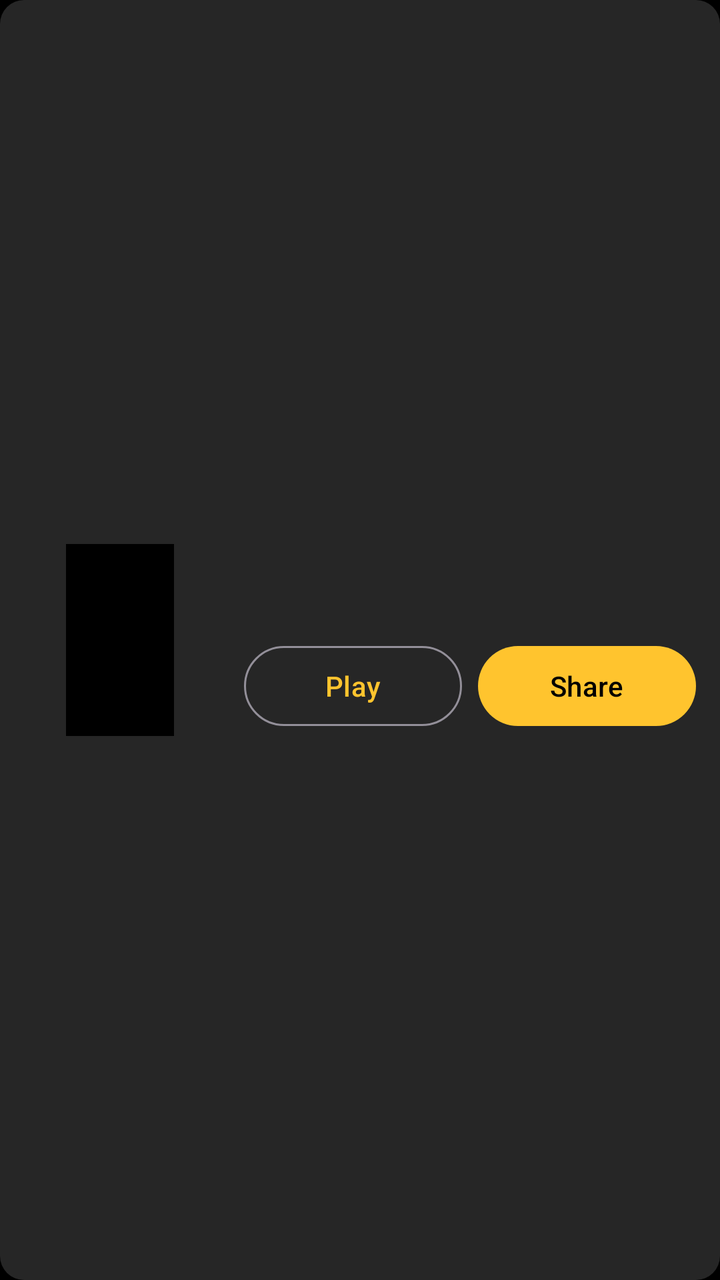
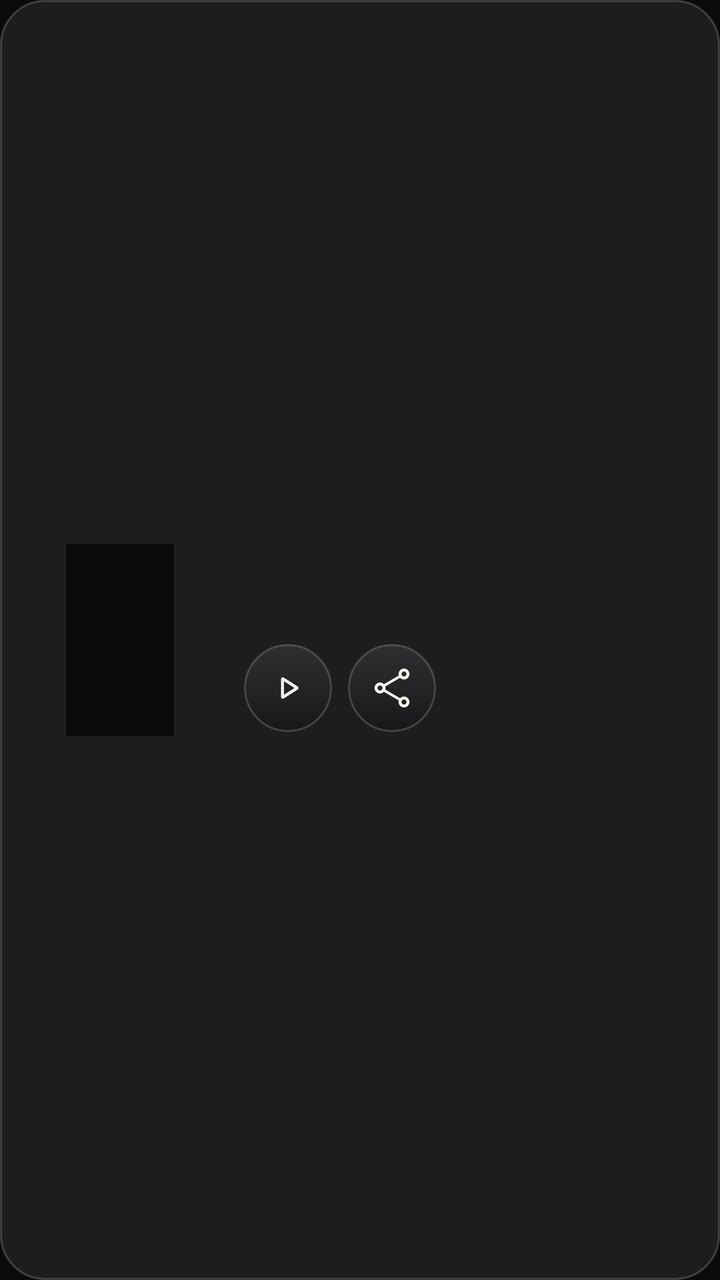

Screens rendered from an Android XML layout before and after an edit, with the pre-edit source and the edit as a unified diff.
<!-- AndroidManifest.xml: application theme Theme.DualFrame -->
<!-- res/layout/item_result.xml -->
<?xml version="1.0" encoding="utf-8"?>
<LinearLayout xmlns:android="http://schemas.android.com/apk/res/android"
    android:layout_width="match_parent"
    android:layout_height="wrap_content"
    android:layout_marginTop="10dp"
    android:background="@drawable/bg_card"
    android:gravity="center_vertical"
    android:orientation="horizontal"
    android:padding="12dp">

    <FrameLayout
        android:layout_width="96dp"
        android:layout_height="96dp">

        <ImageView
            android:id="@+id/thumb"
            android:layout_width="54dp"
            android:layout_height="96dp"
            android:layout_gravity="center"
            android:background="#000000"
            android:contentDescription="@string/play"
            android:scaleType="centerCrop" />
    </FrameLayout>

    <LinearLayout
        android:layout_width="0dp"
        android:layout_height="wrap_content"
        android:layout_marginStart="14dp"
        android:layout_weight="1"
        android:orientation="vertical">

        <TextView
            android:id="@+id/title"
            android:layout_width="wrap_content"
            android:layout_height="wrap_content"
            android:textColor="@android:color/white"
            android:textSize="17sp"
            android:textStyle="bold" />

        <TextView
            android:id="@+id/subtitle"
            android:layout_width="wrap_content"
            android:layout_height="wrap_content"
            android:textColor="#B3FFFFFF"
            android:textSize="13sp" />

        <LinearLayout
            android:layout_width="match_parent"
            android:layout_height="wrap_content"
            android:layout_marginTop="6dp"
            android:orientation="horizontal">

            <com.google.android.material.button.MaterialButton
                android:id="@+id/play"
                style="@style/Widget.Material3.Button.OutlinedButton"
                android:layout_width="0dp"
                android:layout_height="wrap_content"
                android:layout_weight="1"
                android:text="@string/play" />

            <com.google.android.material.button.MaterialButton
                android:id="@+id/share"
                android:layout_width="0dp"
                android:layout_height="wrap_content"
                android:layout_marginStart="8dp"
                android:layout_weight="1"
                android:text="@string/share" />
        </LinearLayout>
    </LinearLayout>
</LinearLayout>
<!-- resources referenced by this layout -->
<resources>
  <!-- drawable bg_card (drawable) -->
  <?xml version="1.0" encoding="utf-8"?>
  <shape xmlns:android="http://schemas.android.com/apk/res/android" android:shape="rectangle">
      <corners android:radius="12dp" />
      <solid android:color="#26FFFFFF" />
  </shape>
  <style name="Theme.DualFrame" parent="Theme.Material3.Dark.NoActionBar">
          <item name="colorPrimary">@color/accent</item>
          <item name="colorOnPrimary">@android:color/black</item>
          <item name="android:windowBackground">@android:color/black</item>
          <item name="android:statusBarColor">@android:color/transparent</item>
          <item name="android:navigationBarColor">@android:color/transparent</item>
      </style>
  <color name="accent">#FFC42E</color>
  <!-- unchanged entries left out for length: 2 -->
</resources>

<!-- the commit's change to res/layout/item_result.xml (unified diff, before → after) -->
@@ -3,7 +3,7 @@
     android:layout_width="match_parent"
     android:layout_height="wrap_content"
     android:layout_marginTop="10dp"
-    android:background="@drawable/bg_card"
+    android:background="@drawable/bg_glass_card"
     android:gravity="center_vertical"
     android:orientation="horizontal"
     android:padding="12dp">
@@ -17,7 +17,7 @@
             android:layout_width="54dp"
             android:layout_height="96dp"
             android:layout_gravity="center"
-            android:background="#000000"
+            android:background="@color/ink"
             android:contentDescription="@string/play"
             android:scaleType="centerCrop" />
     </FrameLayout>
@@ -31,40 +31,40 @@
 
         <TextView
             android:id="@+id/title"
+            style="@style/DF.Text.Body"
             android:layout_width="wrap_content"
             android:layout_height="wrap_content"
-            android:textColor="@android:color/white"
-            android:textSize="17sp"
-            android:textStyle="bold" />
+            android:fontFamily="sans-serif-medium"
+            android:textSize="17sp" />
 
         <TextView
             android:id="@+id/subtitle"
+            style="@style/DF.Text.Caption"
+            android:layout_width="wrap_content"
+            android:layout_height="wrap_content" />
+
+        <LinearLayout
             android:layout_width="wrap_content"
             android:layout_height="wrap_content"
-            android:textColor="#B3FFFFFF"
-            android:textSize="13sp" />
-
-        <LinearLayout
-            android:layout_width="match_parent"
-            android:layout_height="wrap_content"
-            android:layout_marginTop="6dp"
+            android:layout_marginTop="8dp"
             android:orientation="horizontal">
 
-            <com.google.android.material.button.MaterialButton
+            <ImageButton
                 android:id="@+id/play"
-                style="@style/Widget.Material3.Button.OutlinedButton"
-                android:layout_width="0dp"
-                android:layout_height="wrap_content"
-                android:layout_weight="1"
-                android:text="@string/play" />
+                style="@style/DF.IconButton"
+                android:layout_width="44dp"
+                android:layout_height="44dp"
+                android:contentDescription="@string/play"
+                android:src="@drawable/ic_play_arrow" />
 
-            <com.google.android.material.button.MaterialButton
+            <ImageButton
                 android:id="@+id/share"
-                android:layout_width="0dp"
-                android:layout_height="wrap_content"
+                style="@style/DF.IconButton"
+                android:layout_width="44dp"
+                android:layout_height="44dp"
                 android:layout_marginStart="8dp"
-                android:layout_weight="1"
-                android:text="@string/share" />
+                android:contentDescription="@string/share"
+                android:src="@drawable/ic_share" />
         </LinearLayout>
     </LinearLayout>
 </LinearLayout>
<!-- resource entries referenced after the edit -->
@@ -1,19 +1,130 @@
 <!-- resources referenced by this layout -->
 <resources>
-  <!-- drawable bg_card (drawable) -->
+  <color name="ink">#0A0A0C</color>
+  <!-- drawable bg_glass_card (drawable) -->
   <?xml version="1.0" encoding="utf-8"?>
-  <shape xmlns:android="http://schemas.android.com/apk/res/android" android:shape="rectangle">
-      <corners android:radius="12dp" />
-      <solid android:color="#26FFFFFF" />
-  </shape>
+  <layer-list xmlns:android="http://schemas.android.com/apk/res/android">
+      <item>
+          <shape android:shape="rectangle">
+              <corners android:radius="22dp" />
+              <solid android:color="#14FFFFFF" />
+              <stroke android:width="1dp" android:color="@color/glass_edge" />
+          </shape>
+      </item>
+  </layer-list>
+  <!-- drawable ic_play_arrow (drawable) -->
+  <?xml version="1.0" encoding="utf-8"?>
+  <vector xmlns:android="http://schemas.android.com/apk/res/android"
+      android:width="24dp"
+      android:height="24dp"
+      android:viewportWidth="960"
+      android:viewportHeight="960">
+      <group android:translateX="-0" android:translateY="960">
+          <path android:fillColor="@android:color/white" android:pathData="M340-302.23v-355.54q0-15.84 10.85-26 10.84-10.15 25.31-10.15 4.61 0 9.53 1.31 4.93 1.3 9.54 3.92l279.84 178.15q8.24 5.62 12.35 13.46 4.12 7.85 4.12 17.08 0 9.23-4.12 17.08-4.11 7.84-12.35 13.46L395.23-271.31q-4.61 2.62-9.54 3.92-4.92 1.31-9.53 1.31-14.47 0-25.31-10.15-10.85-10.16-10.85-26ZM400-480Zm0 134 210.77-134L400-614v268Z" />
+      </group>
+  </vector>
+  <!-- drawable ic_share (drawable) -->
+  <?xml version="1.0" encoding="utf-8"?>
+  <vector xmlns:android="http://schemas.android.com/apk/res/android"
+      android:width="24dp"
+      android:height="24dp"
+      android:viewportWidth="960"
+      android:viewportHeight="960">
+      <group android:translateX="-0" android:translateY="960">
+          <path android:fillColor="@android:color/white" android:pathData="M720.05-90q-45.82 0-77.93-32.08Q610-154.17 610-200q0-7.49 1.19-15.51 1.2-8.03 3.58-14.8L318.92-403.54q-15.84 15.77-36.07 24.65Q262.62-370 240-370q-45.83 0-77.92-32.07Q130-434.14 130-479.95q0-45.82 32.08-77.93Q194.17-590 240-590q22.62 0 42.85 8.89 20.23 8.88 36.07 24.65l295.85-173.23q-2.38-6.77-3.58-14.8Q610-752.51 610-760q0-45.83 32.07-77.92Q674.14-870 719.95-870q45.82 0 77.93 32.07Q830-805.86 830-760.05q0 45.82-32.08 77.93Q765.83-650 720-650q-22.62 0-42.85-8.89-20.23-8.88-36.07-24.65L345.23-510.31q2.38 6.77 3.58 14.77 1.19 8 1.19 15.46 0 7.46-1.19 15.54-1.2 8.08-3.58 14.85l295.85 173.23q15.84-15.77 36.07-24.65Q697.38-310 720-310q45.83 0 77.92 32.07Q830-245.86 830-200.05q0 45.82-32.07 77.93Q765.86-90 720.05-90ZM720-710q20.85 0 35.42-14.58Q770-739.15 770-760t-14.58-35.42Q740.85-810 720-810t-35.42 14.58Q670-780.85 670-760t14.58 35.42Q699.15-710 720-710ZM240-430q20.85 0 35.42-14.58Q290-459.15 290-480t-14.58-35.42Q260.85-530 240-530t-35.42 14.58Q190-500.85 190-480t14.58 35.42Q219.15-430 240-430Zm480 280q20.85 0 35.42-14.58Q770-179.15 770-200t-14.58-35.42Q740.85-250 720-250t-35.42 14.58Q670-220.85 670-200t14.58 35.42Q699.15-150 720-150Zm0-610ZM240-480Zm480 280Z" />
+      </group>
+  </vector>
+  <style name="DF.IconButton" parent="">
+          <item name="android:layout_width">48dp</item>
+          <item name="android:layout_height">48dp</item>
+          <item name="android:background">@drawable/bg_glass_circle</item>
+          <item name="android:scaleType">center</item>
+          <item name="android:tint">@color/text_primary</item>
+      </style>
+  <style name="DF.Text.Body" parent="">
+          <item name="android:fontFamily">sans-serif</item>
+          <item name="android:textSize">15sp</item>
+          <item name="android:textColor">@color/text_primary</item>
+      </style>
+  <style name="DF.Text.Caption" parent="">
+          <item name="android:fontFamily">sans-serif</item>
+          <item name="android:textSize">13sp</item>
+          <item name="android:textColor">@color/text_secondary</item>
+      </style>
   <style name="Theme.DualFrame" parent="Theme.Material3.Dark.NoActionBar">
           <item name="colorPrimary">@color/accent</item>
-          <item name="colorOnPrimary">@android:color/black</item>
-          <item name="android:windowBackground">@android:color/black</item>
+          <item name="colorOnPrimary">@color/ink</item>
+          <item name="colorSecondary">@color/accent</item>
+          <item name="colorSurface">@color/ink_raised</item>
+          <item name="colorOnSurface">@color/text_primary</item>
+          <item name="android:colorBackground">@color/ink</item>
+          <item name="android:windowBackground">@color/ink</item>
           <item name="android:statusBarColor">@android:color/transparent</item>
           <item name="android:navigationBarColor">@android:color/transparent</item>
+          <item name="bottomSheetDialogTheme">@style/DualFrame.SheetDialog</item>
+          <item name="materialAlertDialogTheme">@style/DualFrame.AlertDialog</item>
       </style>
-  <color name="accent">#FFC42E</color>
+  <color name="glass_edge">#2EFFFFFF</color>
+  <!-- drawable bg_glass_circle (drawable) -->
+  <?xml version="1.0" encoding="utf-8"?>
+  <selector xmlns:android="http://schemas.android.com/apk/res/android">
+      <item android:state_selected="true">
+          <shape android:shape="oval">
+              
+              <solid android:color="@color/glass_selected" />
+          </shape>
+      </item>
+      <item android:state_pressed="true">
+          <shape android:shape="oval">
+              
+              <solid android:color="#40FFFFFF" />
+              <stroke android:width="1dp" android:color="@color/glass_edge" />
+          </shape>
+      </item>
+      <item>
+          <layer-list>
+              <item>
+                  <shape android:shape="oval">
+                      
+                      <solid android:color="@color/glass_fill" />
+                  </shape>
+              </item>
+              <item>
+                  <shape android:shape="oval">
+                      
+                      <gradient android:angle="270" android:startColor="@color/glass_sheen_top" android:endColor="@color/glass_sheen_bottom" />
+                      <stroke android:width="1dp" android:color="@color/glass_edge" />
+                  </shape>
+              </item>
+          </layer-list>
+      </item>
+  </selector>
+  <color name="text_primary">#F4F1EA</color>
+  <color name="text_secondary">#A8F4F1EA</color>
+  <color name="accent">#D8B98A</color>
+  <color name="ink_raised">#141417</color>
+  <style name="DualFrame.SheetDialog" parent="ThemeOverlay.Material3.BottomSheetDialog">
+          <item name="bottomSheetStyle">@style/DualFrame.Sheet</item>
+          <item name="android:backgroundDimAmount">0.25</item>
+      </style>
+  <style name="DualFrame.AlertDialog" parent="ThemeOverlay.Material3.MaterialAlertDialog">
+          <item name="colorSurface">@color/ink_raised</item>
+          <item name="colorPrimary">@color/accent</item>
+      </style>
+  <color name="glass_selected">#EBF4F1EA</color>
+  <color name="glass_fill">#4D0E0E12</color>
+  <color name="glass_sheen_top">#1AFFFFFF</color>
+  <color name="glass_sheen_bottom">#00FFFFFF</color>
+  <style name="DualFrame.Sheet" parent="Widget.Material3.BottomSheet.Modal">
+          <item name="backgroundTint">@color/glass_fill_strong</item>
+          <item name="shapeAppearance">@style/DualFrame.SheetShape</item>
+      </style>
+  <color name="glass_fill_strong">#B30E0E12</color>
+  <style name="DualFrame.SheetShape" parent="">
+          <item name="cornerFamily">rounded</item>
+          <item name="cornerSizeTopLeft">32dp</item>
+          <item name="cornerSizeTopRight">32dp</item>
+      </style>
   <!-- unchanged entries left out for length: 2 -->
 </resources>
 
